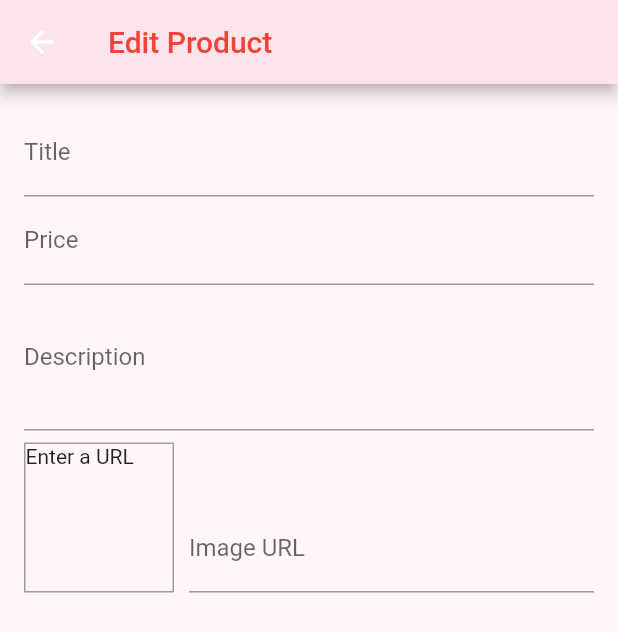
After one commit to jabidhasantonmoy/KitchenManagementSystem, a Flutter app: the EditProductScreen screen opened by its route, on a phone screen of 412 x 824 dp. The commit adds this screen. Shown: the top 632 px of the screen. Run offline on Flutter 3.47's test engine with Material 2 defaults, Android fonts, the phone set to English and light mode, and no system bars; network calls fail.

Commit message:
Manage product and add product

```diff
--- /dev/null
+++ b/lib/providers/products.dart
@@ -0,0 +1,120 @@
+import 'package:flutter/cupertino.dart';
+import './product.dart';
+import 'package:flutter/material.dart';
+
+class Products with ChangeNotifier {
+  List<Product> _items = [
+    Product(
+      id: 'p1',
+      title: 'চাষী চাল',
+      description: 'চাষী চাল ৫ কেজি',
+      price: 300,
+      imageUrl:
+          'https://chaldn.com/_mpimage/chashi-aromatic-chinigura-rice-2-kg?src=https%3A%2F%2Feggyolk.chaldal.com%2Fapi%2FPicture%2FRaw%3FpictureId%3D70240&q=low&v=1&m=400&webp=1',
+    ),
+    Product(
+      id: 'p2',
+      title: 'প্রান চাল',
+      description: 'প্রান নাজিরশাল চাল ৫ কেজি',
+      price: 290,
+      imageUrl:
+          'https://chaldn.com/_mpimage/pran-nazirshail-rice-5-kg?src=https%3A%2F%2Feggyolk.chaldal.com%2Fapi%2FPicture%2FRaw%3FpictureId%3D48089&q=low&v=1&m=400&webp=1',
+    ),
+    Product(
+      id: 'p3',
+      title: 'আড়ং চাল',
+      description: 'আড়ং নাজিরশাইল চাল ৫ কেজি',
+      price: 1900,
+      imageUrl:
+          'https://chaldn.com/_mpimage/aarong-nazirshail-rice-5-kg?src=https%3A%2F%2Feggyolk.chaldal.com%2Fapi%2FPicture%2FRaw%3FpictureId%3D48061&q=low&v=1&m=400&webp=1',
+    ),
+    Product(
+      id: 'p4',
+      title: 'এ সি আই লবন',
+      description: 'এ সি আই পিওর লবন ১ কেজি',
+      price: 40,
+      imageUrl:
+          'https://chaldn.com/_mpimage/aci-pure-salt-1-kg?src=https%3A%2F%2Feggyolk.chaldal.com%2Fapi%2FPicture%2FRaw%3FpictureId%3D47100&q=low&v=1&m=400&webp=1',
+    ),
+    Product(
+      id: 'p5',
+      title: 'তীর চিনি',
+      description: 'তীর চিনি ১ কেজি',
+      price: 2699,
+      imageUrl:
+          'https://chaldn.com/_mpimage/teer-sugar-1-kg?src=https%3A%2F%2Feggyolk.chaldal.com%2Fapi%2FPicture%2FRaw%3FpictureId%3D47127&q=low&v=1&m=400&webp=1',
+    ),
+    Product(
+      id: 'p6',
+      title: 'সাদ পিংক সল্ট',
+      description: 'সাদ পিংক সল্ট ১০০ গ্রাম',
+      price: 5190,
+      imageUrl:
+          'https://chaldn.com/_mpimage/saad-pink-salt-100-gm?src=https%3A%2F%2Feggyolk.chaldal.com%2Fapi%2FPicture%2FRaw%3FpictureId%3D72073&q=low&v=1&m=400&webp=1',
+    ),
+    Product(
+      id: 'p7',
+      title: 'রাঁধুনী হলুদ গুঁড়া',
+      description: 'রাঁধুনী হলুদ গুঁড়া ২০০ গ্রাম',
+      price: 1800,
+      imageUrl:
+          'https://chaldn.com/_mpimage/radhuni-turmeric-powder-holud-200-gm?src=https%3A%2F%2Feggyolk.chaldal.com%2Fapi%2FPicture%2FRaw%3FpictureId%3D77285&q=low&v=1&m=400&webp=1',
+    ),
+    Product(
+      id: 'p8',
+      title: 'আহমেদ জিঞ্জার পেস্ট',
+      description: 'আহমেদ জিঞ্জার পেস্ট ১০০ গ্রাম',
+      price: 4700,
+      imageUrl:
+          'https://chaldn.com/_mpimage/ahmed-ginger-paste-100-gm?src=https%3A%2F%2Feggyolk.chaldal.com%2Fapi%2FPicture%2FRaw%3FpictureId%3D59373&q=low&v=1&m=400&webp=1',
+    ),
+    Product(
+      id: 'p9',
+      title: 'ফ্রেশ মরিচ গুঁড়া',
+      description: 'ফ্রেশ মরিচ গুঁড়া ২০০ গ্রাম',
+      price: 1790,
+      imageUrl:
+          'https://chaldn.com/_mpimage/fresh-chilli-powder-200-gm?src=https%3A%2F%2Feggyolk.chaldal.com%2Fapi%2FPicture%2FRaw%3FpictureId%3D59347&q=low&v=1&m=400&webp=1',
+    ),
+    Product(
+      id: 'p10',
+      title: 'বসুন্ধরা সয়াবিন তেল',
+      description: 'বসুন্ধরা ফর্টিফাইড সয়াবিন তেল ৫ লিটার',
+      price: 4000,
+      imageUrl:
+          'https://chaldn.com/_mpimage/bashundhara-fortified-soyabean-oil-5-ltr?src=https%3A%2F%2Feggyolk.chaldal.com%2Fapi%2FPicture%2FRaw%3FpictureId%3D71570&q=low&v=1&m=400&webp=1',
+    ),
+  ];
+
+  // var _showFavoritesOnly = false;
+
+  List<Product> get items {
+    // if (_showFavoritesOnly) {
+    //   return _items.where((prodItem) => prodItem.isFavourite).toList();
+    // }
+    return [..._items];
+  }
+
+  List<Product> get favoriteItems {
+    return _items.where((prodItem) => prodItem.isFavourite).toList();
+  }
+
+  Product findById(String id) {
+    return _items.firstWhere((prod) => prod.id == id);
+  }
+
+  // void showFavoritesOnly() {
+  //   _showFavoritesOnly = true;
+  //   notifyListeners();
+  // }
+  //
+  // void showAll() {
+  //   _showFavoritesOnly = false;
+  //   notifyListeners();
+  // }
+
+  void addProduct() {
+    //*** _items.add(value);
+    notifyListeners();
+  }
+}
--- /dev/null
+++ b/lib/screens/edit_product_screen.dart
@@ -0,0 +1,123 @@
+import 'package:flutter/material.dart';
+
+class EditProductScreen extends StatefulWidget {
+  static const routeName = '/edit-product';
+  const EditProductScreen({Key? key}) : super(key: key);
+
+  @override
+  _EditProductScreenState createState() => _EditProductScreenState();
+}
+
+class _EditProductScreenState extends State<EditProductScreen> {
+  final _priceFocusNode = FocusNode();
+  final _descriptionFocusNode = FocusNode();
+  final _imageUrlController = TextEditingController();
+  final _imageUrlFocusNode = FocusNode();
+
+  @override
+  void initState() {
+    _imageUrlFocusNode.addListener(_updateImageUrl);
+    super.initState();
+  }
+
+  @override
+  void dispose() {
+    _imageUrlFocusNode.removeListener(_updateImageUrl);
+    _priceFocusNode.dispose();
+    _descriptionFocusNode.dispose();
+    _imageUrlController.dispose();
+    _imageUrlFocusNode.dispose();
+    super.dispose();
+  }
+
+  void _updateImageUrl() {
+    if (!_imageUrlFocusNode.hasFocus) {
+      setState(() {});
+    }
+  }
+
+  @override
+  Widget build(BuildContext context) {
+    return Scaffold(
+      backgroundColor: Color(0xFFFFF6FA),
+      appBar: AppBar(
+        backgroundColor: Colors.pink.shade50,
+        title: Text(
+          'Edit Product',
+          style: TextStyle(
+            color: Colors.red,
+          ),
+        ),
+      ),
+      body: Padding(
+        padding: const EdgeInsets.all(16.0),
+        child: Form(
+          child: SingleChildScrollView(
+            child: Column(
+              children: <Widget>[
+                TextFormField(
+                  decoration: InputDecoration(labelText: 'Title'),
+                  textInputAction: TextInputAction.next,
+                  onFieldSubmitted: (_) {
+                    FocusScope.of(context).requestFocus(_priceFocusNode);
+                  },
+                ),
+                TextFormField(
+                  decoration: InputDecoration(labelText: 'Price'),
+                  textInputAction: TextInputAction.next,
+                  keyboardType: TextInputType.number,
+                  focusNode: _priceFocusNode,
+                  onFieldSubmitted: (_) {
+                    FocusScope.of(context).requestFocus(_descriptionFocusNode);
+                  },
+                ),
+                TextFormField(
+                  decoration: InputDecoration(labelText: 'Description'),
+                  maxLines: 3,
+                  keyboardType: TextInputType.multiline,
+                  focusNode: _descriptionFocusNode,
+                ),
+                Row(
+                  crossAxisAlignment: CrossAxisAlignment.end,
+                  children: <Widget>[
+                    Container(
+                      width: 100,
+                      height: 100,
+                      margin: EdgeInsets.only(
+                        top: 8,
+                        right: 10,
+                      ),
+                      decoration: BoxDecoration(
+                        border: Border.all(
+                          width: 1,
+                          color: Colors.grey,
+                        ),
+                      ),
+                      child: _imageUrlController.text.isEmpty
+                          ? Text('Enter a URL')
+                          : FittedBox(
+                              child: Image.network(
+                                _imageUrlController.text,
+                                fit: BoxFit.cover,
+                              ),
+                            ),
+                    ),
+                    Expanded(
+                      child: TextFormField(
+                        decoration: InputDecoration(labelText: 'Image URL'),
+                        keyboardType: TextInputType.url,
+                        textInputAction: TextInputAction.done,
+                        controller: _imageUrlController,
+                        focusNode: _imageUrlFocusNode,
+                      ),
+                    ),
+                  ],
+                ),
+              ],
+            ),
+          ),
+        ),
+      ),
+    );
+  }
+}
--- a/lib/screens/product_details_screen.dart
+++ b/lib/screens/product_details_screen.dart
@@ -2,7 +2,7 @@ import 'package:capstone_progress/widgets/product_item.dart';
 import 'package:flutter/foundation.dart';
 import 'package:flutter/material.dart';
 import 'package:provider/provider.dart';
-import '../providers/products_data_providers.dart';
+import '../providers/products.dart';
 
 class ProductDetailScreen extends StatelessWidget {
   static const routeName = '/product-detail';
--- a/lib/widgets/app_drawer.dart
+++ b/lib/widgets/app_drawer.dart
@@ -1,6 +1,7 @@
 import 'package:flutter/material.dart';
 
 import '../screens/orders_screen.dart';
+import '../screens/user_products_screen.dart';
 
 class AppDrawer extends StatelessWidget {
   //const ({Key? key}) : super(key: key);
@@ -37,6 +38,16 @@ class AppDrawer extends StatelessWidget {
                   .pushReplacementNamed(OrdersScreen.routeName);
             },
           ),
+          Divider(),
+          ListTile(
+            leading: Icon(Icons.edit),
+            title: Text("Manage Products"),
+            tileColor: Colors.pink[100],
+            onTap: () {
+              Navigator.of(context)
+                  .pushReplacementNamed(UserProductsScreen.routeName);
+            },
+          ),
         ],
       ),
     );
--- a/lib/widgets/products_grid.dart
+++ b/lib/widgets/products_grid.dart
@@ -1,6 +1,6 @@
 import 'package:flutter/material.dart';
 import 'package:provider/provider.dart';
-import '../providers/products_data_providers.dart';
+import '../providers/products.dart';
 import './product_item.dart';
 
 class ProductsGrid extends StatelessWidget {
```
Also changed, not shown: lib/main.dart (+7 -3 lines), lib/screens/user_products_screen.dart (added, +46 -0 lines), lib/widgets/user_product_item.dart (added, +39 -0 lines).
